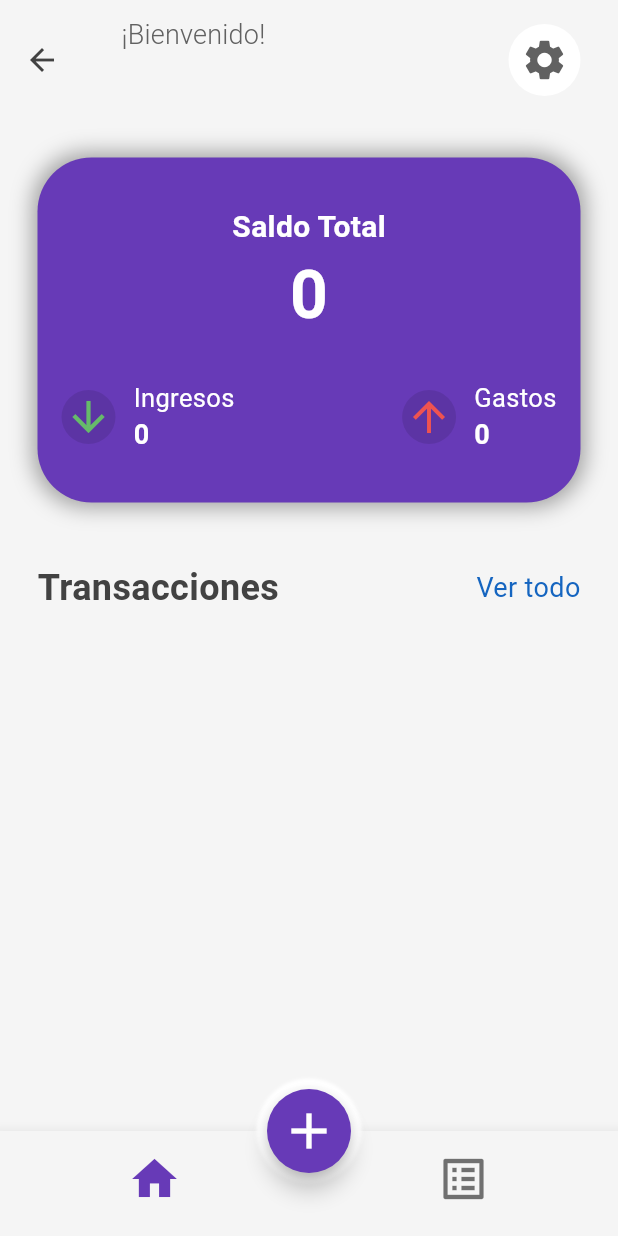
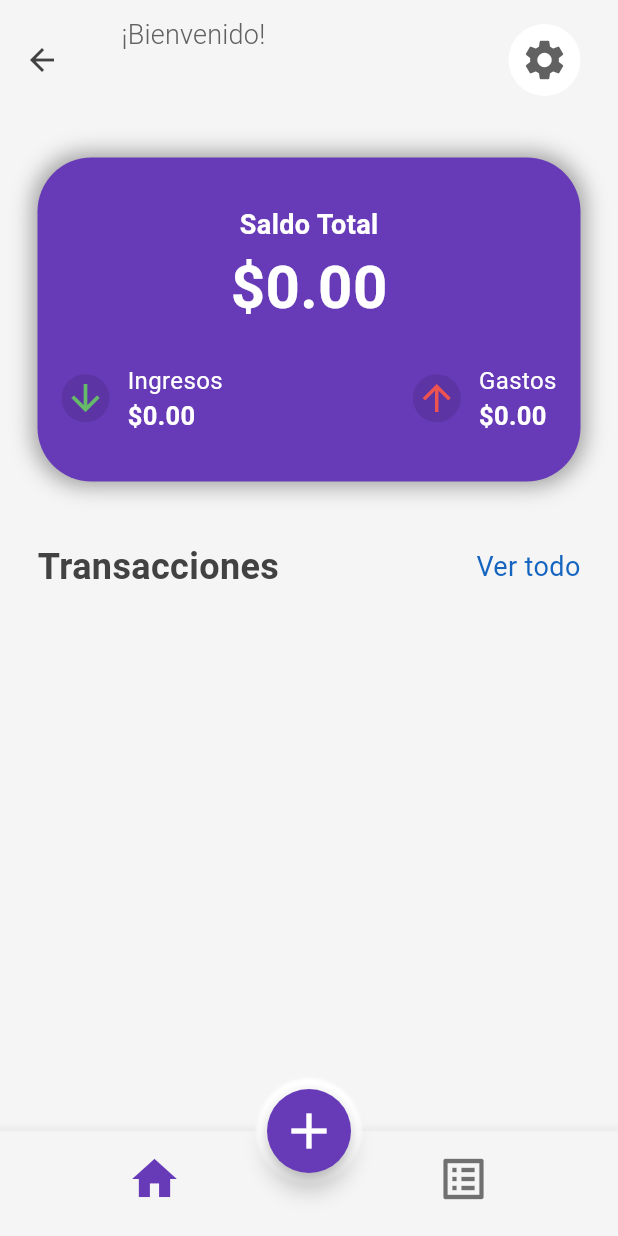
Before and after one commit to AlbenBustamante/fin-manage-app, a Flutter app: the _HomePageView screen opened directly, on a phone screen of 412 x 824 dp. Run offline on Flutter 3.47's test engine with Material 3 defaults, Android fonts, the phone set to English and light mode, and no system bars; our stand-ins replace bloc, cloud_firestore, equatable, firebase_auth, firebase_core, flutter_bloc and 2 more; accounts and stored records are empty.

Commit message:
feat: format numbers to currency

```diff
--- /dev/null
+++ b/lib/core/util/currency_formatter.dart
@@ -0,0 +1,9 @@
+import 'package:intl/intl.dart';
+
+class CurrencyFormatter {
+  static final _formatter = NumberFormat.currency(symbol: '\$');
+
+  static String format(int number) {
+    return _formatter.format(number);
+  }
+}
--- a/lib/features/home/presentation/pages/home_page.dart
+++ b/lib/features/home/presentation/pages/home_page.dart
@@ -1,4 +1,5 @@
 import 'package:finmanageapp/core/config/init_dependencies.dart';
+import 'package:finmanageapp/core/util/currency_formatter.dart';
 import 'package:finmanageapp/core/util/enums.dart';
 import 'package:finmanageapp/features/home/data/models/transaction_model.dart';
 import 'package:finmanageapp/features/home/presentation/blocs/home_bloc/home_bloc.dart';
@@ -131,7 +132,7 @@ class _HomePageViewState extends State<_HomePageView> {
                 crossAxisAlignment: CrossAxisAlignment.end,
                 children: [
                   Text(
-                      "${transaction.type == TransactionType.expense ? '-' : '+'} ${transaction.value}",
+                      "${transaction.type == TransactionType.expense ? '-' : '+'} ${CurrencyFormatter.format(transaction.value)}",
                       style: const TextStyle(
                           fontSize: 18.0, fontWeight: FontWeight.bold)),
                   Text(formatter.format(transaction.date),
@@ -158,7 +159,7 @@ class _HomePageViewState extends State<_HomePageView> {
   Container _card(double width, ThemeData theme, HomeState state) {
     return Container(
         width: width,
-        height: 230.0,
+        height: 216.0,
         decoration: BoxDecoration(
             color: theme.colorScheme.primary,
             borderRadius: BorderRadius.circular(36.0),
@@ -177,12 +178,13 @@ class _HomePageViewState extends State<_HomePageView> {
         const Text('Saldo Total',
             style: TextStyle(
                 color: Colors.white,
-                fontSize: 20.0,
+                fontSize: 18.0,
                 fontWeight: FontWeight.bold)),
-        Text(state is Success ? '${state.totalBalance}' : '0',
+        Text(
+            CurrencyFormatter.format(state is Success ? state.totalBalance : 0),
             style: const TextStyle(
                 color: Colors.white,
-                fontSize: 44.0,
+                fontSize: 40.0,
                 fontWeight: FontWeight.bold))
       ]),
       Row(mainAxisAlignment: MainAxisAlignment.spaceBetween, children: [
@@ -201,16 +203,16 @@ class _HomePageViewState extends State<_HomePageView> {
               color: Colors.black.withOpacity(.1),
               borderRadius: BorderRadius.circular(25.0)),
           child: Icon(expense ? Icons.arrow_upward : Icons.arrow_downward,
-              size: 32.0, color: expense ? Colors.red[400] : Colors.green[400]),
+              size: 28.0, color: expense ? Colors.red[400] : Colors.green[400]),
         ),
         const SizedBox(width: 12.0),
         Column(crossAxisAlignment: CrossAxisAlignment.start, children: [
           Text(expense ? 'Gastos' : 'Ingresos',
-              style: const TextStyle(color: Colors.white, fontSize: 17.0)),
-          Text('$amount',
+              style: const TextStyle(color: Colors.white, fontSize: 16.0)),
+          Text(CurrencyFormatter.format(amount),
               style: const TextStyle(
                   color: Colors.white,
-                  fontSize: 18.0,
+                  fontSize: 17.0,
                   fontWeight: FontWeight.bold))
         ]),
       ],
--- a/lib/features/home/presentation/pages/transaction_detail.dart
+++ b/lib/features/home/presentation/pages/transaction_detail.dart
@@ -1,3 +1,4 @@
+import 'package:finmanageapp/core/util/currency_formatter.dart';
 import 'package:finmanageapp/core/util/enums.dart';
 import 'package:finmanageapp/features/home/data/models/transaction_model.dart';
 import 'package:flutter/material.dart';
@@ -26,7 +27,8 @@ class TransactionDetail extends StatelessWidget {
                     fontSize: 24.0,
                     color: Colors.grey[800],
                     fontWeight: FontWeight.w500)),
-            Text('${expense ? '-' : '+'} ${_transaction.value}',
+            Text(
+                '${expense ? '-' : '+'} ${CurrencyFormatter.format(_transaction.value)}',
                 style: TextStyle(
                   color: Colors.grey[900],
                   fontSize: 28.0,
```
